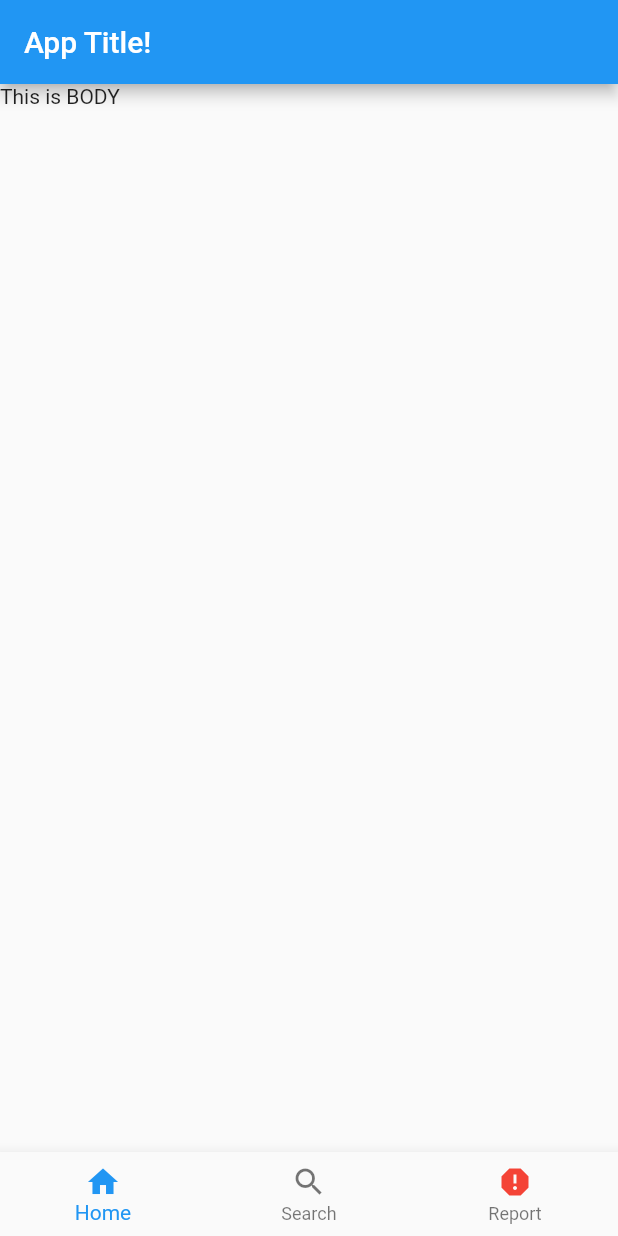
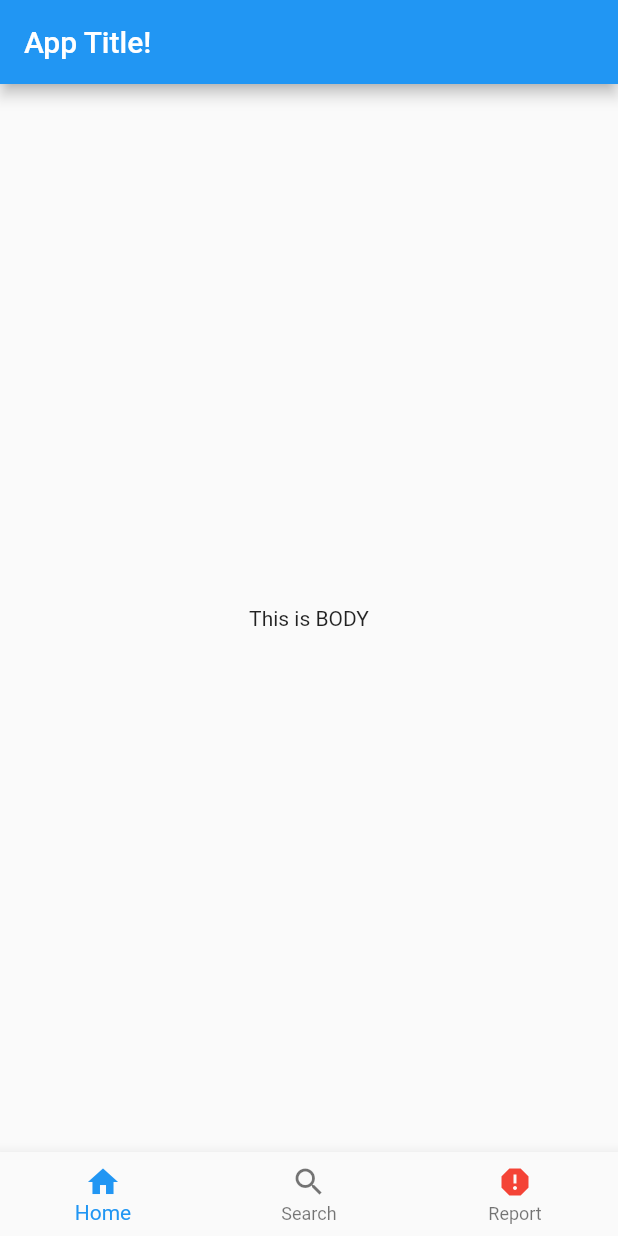
Before and after one commit to AlsoKnownAsZira/fluttering, a Flutter app: the screen it shows after launch, on a phone screen of 412 x 824 dp. Run offline on Flutter 3.47's test engine with Material 2 defaults, Android fonts, the phone set to English and light mode, and no system bars.

Commit message:
moving body text to centre

```diff
--- a/lib/main.dart
+++ b/lib/main.dart
@@ -13,24 +13,15 @@ class MyApp extends StatelessWidget {
       debugShowCheckedModeBanner: false,
       home: Scaffold(
         appBar: AppBar(
-        title:const Text("App Title!"),
+          title: const Text("App Title!"),
         ),
-       body: const Text('This is BODY'),
+        body: const Center(child:  Text('This is BODY')),
         bottomNavigationBar: BottomNavigationBar(
-        items:const [
+          items: const [
+            BottomNavigationBarItem(label: 'Home', icon: Icon(Icons.home)),
+            BottomNavigationBarItem(label: 'Search', icon: Icon(Icons.search)),
             BottomNavigationBarItem(
-            label: 'Home',
-            icon : Icon(Icons.home)
-          ),
-          BottomNavigationBarItem(
-            label: 'Search',
-            icon: Icon(Icons.search)
-          ),
-          BottomNavigationBarItem(
-            label: 'Report',
-            icon : Icon(Icons.report,
-            color: Colors.red)
-          )
+                label: 'Report', icon: Icon(Icons.report, color: Colors.red))
           ],
         ),
       ),
```
Lines whose indentation alone changed are shown as unchanged.
